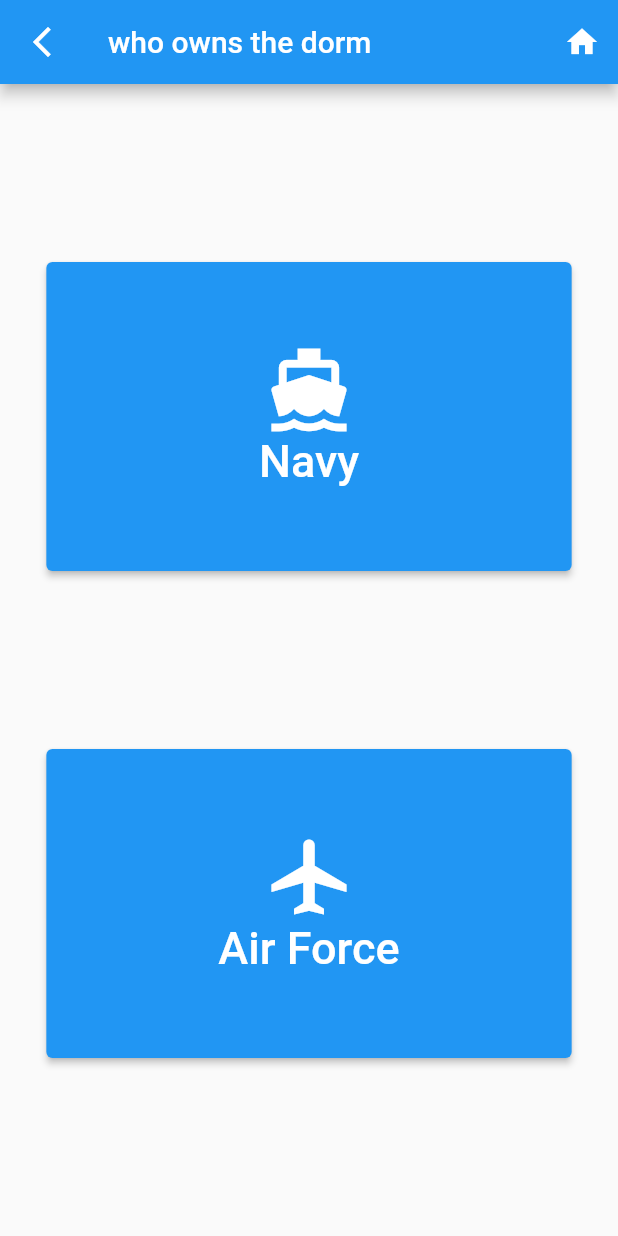
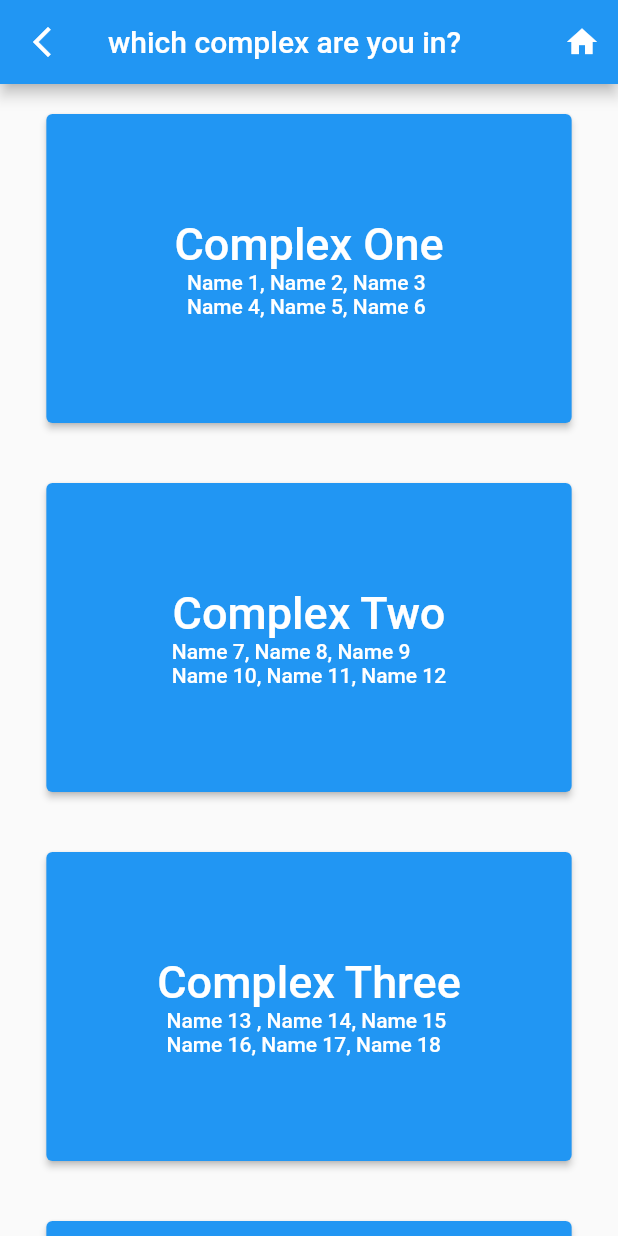
Before and after one commit to Aaron-m-ram/Flutter-Dormitory, a Flutter app: the screen it shows after launch, after a tap on "Help", on a phone screen of 412 x 824 dp. Run offline on Flutter 3.47's test engine with Material 2 defaults, Android fonts, the phone set to English and light mode, and no system bars.

Commit message:
Complexes & Survey
Made the survey connect to ICE
Have to where I list 6 complexes and list the names in each complex. I do not have the link for each one they go no where so far.

```diff
--- /dev/null
+++ b/flutter_dorm/lib/complex_housing.dart
@@ -0,0 +1,214 @@
+import 'package:flutter/material.dart';
+import 'package:flutter_dorm/air_force_dorm_choice.dart';
+import 'package:flutter_dorm/main.dart';
+import 'package:flutter_dorm/navy_dorm_choice.dart';
+
+//import 'package:flutter_dorm/resources.dart';
+
+class ComplexHousing extends StatefulWidget {
+  const ComplexHousing({super.key});
+
+  @override
+  State<ComplexHousing> createState() => _ComplexHousingState();
+}
+
+class _ComplexHousingState extends State<ComplexHousing> {
+  @override
+  Widget build(BuildContext context) {
+    double deviceWidth = MediaQuery.of(context).size.width;
+    double deviceHeight = MediaQuery.of(context).size.height;
+    return Scaffold(
+        appBar: AppBar(
+          title: const Text("which complex are you in?"),
+          automaticallyImplyLeading: false,
+          leading: IconButton(
+            onPressed: () {
+              Navigator.of(context).pop();
+            },
+            icon: const Icon(Icons.arrow_back_ios_new),
+          ),
+          actions: [
+            IconButton(
+                onPressed: () {
+                  Navigator.pop(context, true);
+                  Navigator.pushReplacement(
+                    context,
+                    MaterialPageRoute(
+                      builder: (context) => const RootPage(),
+                    ),
+                  );
+                  //debugPrint('I wanna got hooooommmmemeee');
+                },
+                icon: const Icon(Icons.home))
+          ],
+        ),
+        body: Center(
+          child: SingleChildScrollView(
+            child: Column(
+              mainAxisAlignment: MainAxisAlignment.center,
+              children: [
+                Container(
+                  height: 20,
+                  width: double.infinity,
+                  color: Color(0xFF0E3311).withOpacity(0.0),
+                ),
+                ElevatedButton(
+                  style: ElevatedButton.styleFrom(
+                    minimumSize: Size(deviceWidth * .85, deviceHeight * .25),
+                  ),
+                  onPressed: () {
+                    // Navigator.of(context).push(
+                    //   MaterialPageRoute(
+                    //     builder: (BuildContext context) {
+                    //       //return const NavyChoice();
+                    //       debugPrint("click");
+                    //       return null;
+                    //     },
+                    //   ),
+                    // );
+                    debugPrint("You pressed Complex 1");
+                  },
+                  child: Column(
+                    children: const [
+                      Text(
+                        'Complex One',
+                        style: TextStyle(fontSize: 30),
+                      ),
+                      Text(
+                        'Name 1, Name 2, Name 3 \nName 4, Name 5, Name 6',
+                        //style: TextStyle(fontSize: 18),
+                      ),
+                    ],
+                  ),
+                ),
+                Container(
+                  height: 40,
+                  width: double.infinity,
+                  color: Color(0xFF0E3311).withOpacity(0.0),
+                ),
+                ElevatedButton(
+                  style: ElevatedButton.styleFrom(
+                    minimumSize: Size(deviceWidth * .85, deviceHeight * .25),
+                  ),
+                  onPressed: () {
+                    debugPrint("You pressed Complex 2");
+                  },
+                  child: Column(
+                    children: const [
+                      Text(
+                        'Complex Two',
+                        style: TextStyle(fontSize: 30),
+                      ),
+                      Text(
+                        'Name 7, Name 8, Name 9 \nName 10, Name 11, Name 12',
+                      ),
+                    ],
+                  ),
+                ),
+                Container(
+                  height: 40,
+                  width: double.infinity,
+                  color: Color(0xFF0E3311).withOpacity(0.0),
+                ),
+                ElevatedButton(
+                  style: ElevatedButton.styleFrom(
+                    minimumSize: Size(deviceWidth * .85, deviceHeight * .25),
+                  ),
+                  onPressed: () {
+                    debugPrint("You pressed Complex 3");
+                  },
+                  child: Column(
+                    children: const [
+                      Text(
+                        'Complex Three',
+                        style: TextStyle(fontSize: 30),
+                      ),
+                      Text(
+                        'Name 13 , Name 14, Name 15 \nName 16, Name 17, Name 18',
+                      ),
+                    ],
+                  ),
+                ),
+                Container(
+                  height: 40,
+                  width: double.infinity,
+                  color: Color(0xFF0E3311).withOpacity(0.0),
+                ),
+                ElevatedButton(
+                  style: ElevatedButton.styleFrom(
+                    minimumSize: Size(deviceWidth * .85, deviceHeight * .25),
+                  ),
+                  onPressed: () {
+                    debugPrint("You pressed Complex 4");
+                  },
+                  child: Column(
+                    children: const [
+                      Text(
+                        'Complex Four',
+                        style: TextStyle(fontSize: 30),
+                      ),
+                      Text(
+                        'Name 19, Name 20, Name 21 \nName 22, Name 23, Name 24',
+                      ),
+                    ],
+                  ),
+                ),
+                Container(
+                  height: 40,
+                  width: double.infinity,
+                  color: Color(0xFF0E3311).withOpacity(0.0),
+                ),
+                ElevatedButton(
+                  style: ElevatedButton.styleFrom(
+                    minimumSize: Size(deviceWidth * .85, deviceHeight * .25),
+                  ),
+                  onPressed: () {
+                    debugPrint("You pressed Complex 5");
+                  },
+                  child: Column(
+                    children: const [
+                      Text(
+                        'Complex Five',
+                        style: TextStyle(fontSize: 30),
+                      ),
+                      Text(
+                        'Name 25, Name 26, Name 27 \nName 28, Name 29, Name 30',
+                      ),
+                    ],
+                  ),
+                ),
+                Container(
+                  height: 40,
+                  width: double.infinity,
+                  color: Color(0xFF0E3311).withOpacity(0.0),
+                ),
+                ElevatedButton(
+                  style: ElevatedButton.styleFrom(
+                    minimumSize: Size(deviceWidth * .85, deviceHeight * .25),
+                  ),
+                  onPressed: () {
+                    debugPrint("You pressed Complex 6");
+                  },
+                  child: Column(
+                    children: const [
+                      Text(
+                        'Complex Six',
+                        style: TextStyle(fontSize: 30),
+                      ),
+                      Text(
+                        'Name 31, Name 32, Name 33 \nName 34, Name 35, Name 36',
+                      ),
+                    ],
+                  ),
+                ),
+                Container(
+                  height: 40,
+                  width: double.infinity,
+                  color: Color(0xFF0E3311).withOpacity(0.0),
+                ),
+              ],
+            ),
+          ),
+        ));
+  }
+}
--- a/flutter_dorm/lib/help.dart
+++ b/flutter_dorm/lib/help.dart
@@ -19,7 +19,7 @@
     double deviceHeight = MediaQuery.of(context).size.height;
     return Scaffold(
         appBar: AppBar(
-          title: const Text("who owns the dorm"),
+          title: const Text("which dorm are you in?"),
           automaticallyImplyLeading: false,
           leading: IconButton(
             onPressed: () {
--- a/flutter_dorm/lib/home_page.dart
+++ b/flutter_dorm/lib/home_page.dart
@@ -2,6 +2,7 @@
 import 'package:url_launcher/url_launcher.dart';
 import 'package:flutter_dorm/resources.dart';
 import 'package:flutter_dorm/help.dart';
+import 'package:flutter_dorm/complex_housing.dart';
 
 class HomePage extends StatelessWidget {
   const HomePage({super.key});
@@ -46,7 +47,8 @@
               Navigator.of(context).push(
                 MaterialPageRoute(
                   builder: (BuildContext context) {
-                    return const Help();
+                    return const ComplexHousing();
+                    //return const Help();
                   },
                 ),
               );
--- a/flutter_dorm/lib/main.dart
+++ b/flutter_dorm/lib/main.dart
@@ -35,7 +35,7 @@
   Widget build(BuildContext context) {
     return Scaffold(
       appBar: AppBar(
-        title: const Text("JBPH-H Dorms"),
+        title: const Text("JBPH-H Dorms/Barracks"),
       ),
       body: pages[currentPage],
       bottomNavigationBar: NavigationBar(
--- a/flutter_dorm/lib/more.dart
+++ b/flutter_dorm/lib/more.dart
@@ -8,6 +8,7 @@
   'http://facebook.com/JBPHH/about',
   'https://instagram.com/jointbasephh',
   'https://jbphh.greatlifehawaii.com',
+  'https://ice.disa.mil/index.cfm?fa=card&sp=143563&s=1008&dep=*DoD&sc=8'
   //const Survey()
 ];
 
@@ -23,19 +24,22 @@
       itemBuilder: (context, index) {
         return GestureDetector(
           onTap: () async {
-            if (index != 3) {
-              Uri socialMedia = Uri.parse(urlArr[index]);
-              launchUrl(socialMedia);
-              debugPrint("You pressed ${items[index]}");
-            } else {
-              Navigator.of(context).push(
-                MaterialPageRoute(
-                  builder: (BuildContext context) {
-                    return const Survey();
-                  },
-                ),
-              );
-            }
+            // if (index != 3) {
+            //   Uri socialMedia = Uri.parse(urlArr[index]);
+            //   launchUrl(socialMedia);
+            //   debugPrint("You pressed ${items[index]}");
+            // } else {
+            //   Navigator.of(context).push(
+            //     MaterialPageRoute(
+            //       builder: (BuildContext context) {
+            //         return const Survey();
+            //       },
+            //     ),
+            //   );
+            // }
+            Uri socialMedia = Uri.parse(urlArr[index]);
+            launchUrl(socialMedia);
+            debugPrint("You pressed ${items[index]}");
             debugPrint("You pressed help");
           },
           child: Card(
--- a/flutter_dorm/lib/moving_out.dart
+++ b/flutter_dorm/lib/moving_out.dart
@@ -36,7 +36,7 @@
                   'Off Base Housing',
                   style: TextStyle(fontSize: 30),
                 ),
-                Text('If you want to experience Hawaiian living'),
+                Text('If you want to experience hawaiian living'),
               ],
             )),
         ElevatedButton(
@@ -54,7 +54,7 @@
                   'On Base Housing',
                   style: TextStyle(fontSize: 30),
                 ),
-                Text("Experience life in the base's amazing communities")
+                Text("Experience life in the base's communities")
               ],
             )),
         ElevatedButton(
```
